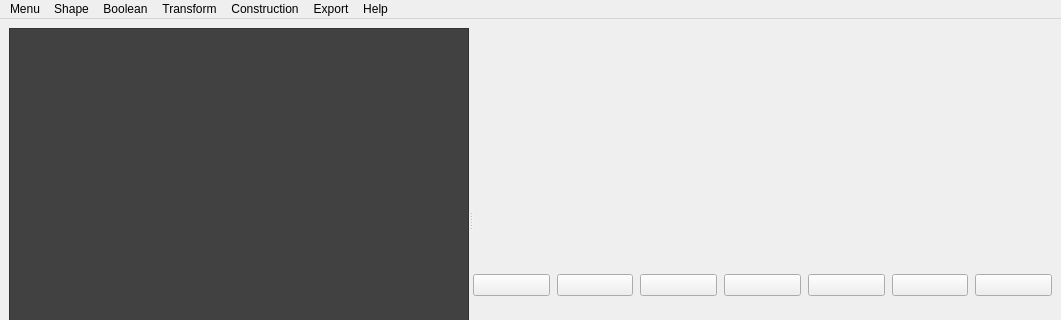
Above: poccad.ui from Tanneguydv/poccad before the change; both pictures show x 0 to 1061 and y 0 to 320 of the 1061 by 863 pixel window. Below: the same form after it.
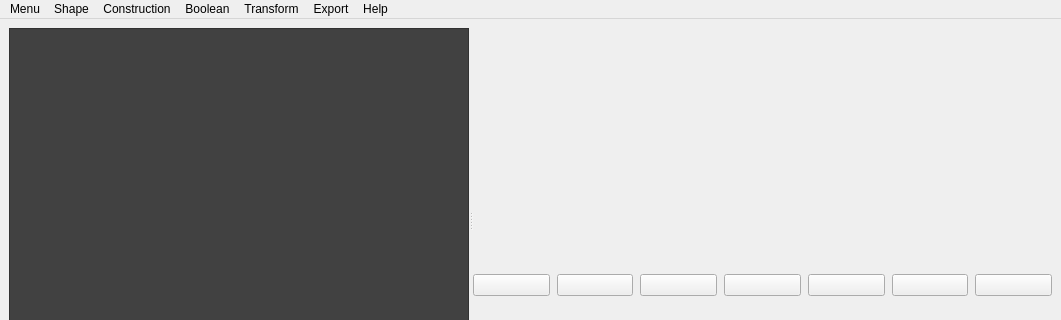
That is the form after the change. The open tabs and pages were chosen to show the change. Icons and pictures are not drawn. Custom widgets are drawn as their Qt base class.

Commit message: add export to .py, cylinder, axis + icon

The edit to the form file:
```diff
--- a/poccad.ui
+++ b/poccad.ui
@@ -573,9 +573,9 @@
    </widget>
    <addaction name="menuMenu"/>
    <addaction name="menuShape"/>
+   <addaction name="menuConstruction"/>
    <addaction name="menuBoolean"/>
    <addaction name="menuTransform"/>
-   <addaction name="menuConstruction"/>
    <addaction name="menuExport"/>
    <addaction name="menuHelp"/>
   </widget>
```
Left out of the diff: 49 changed lines with no effect on the pictures. The commit also changes 2 other files.
